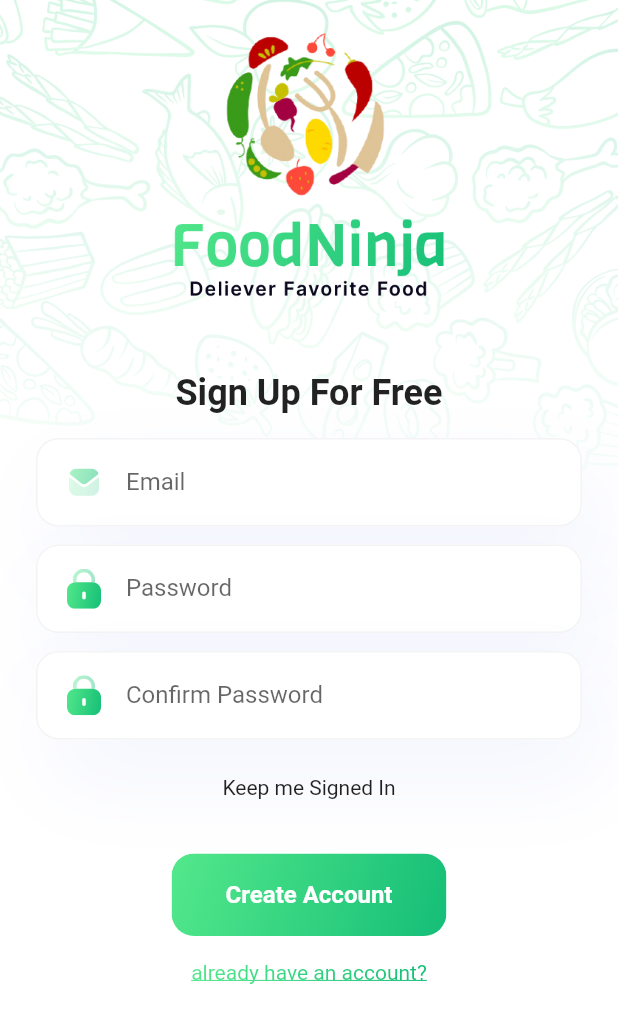
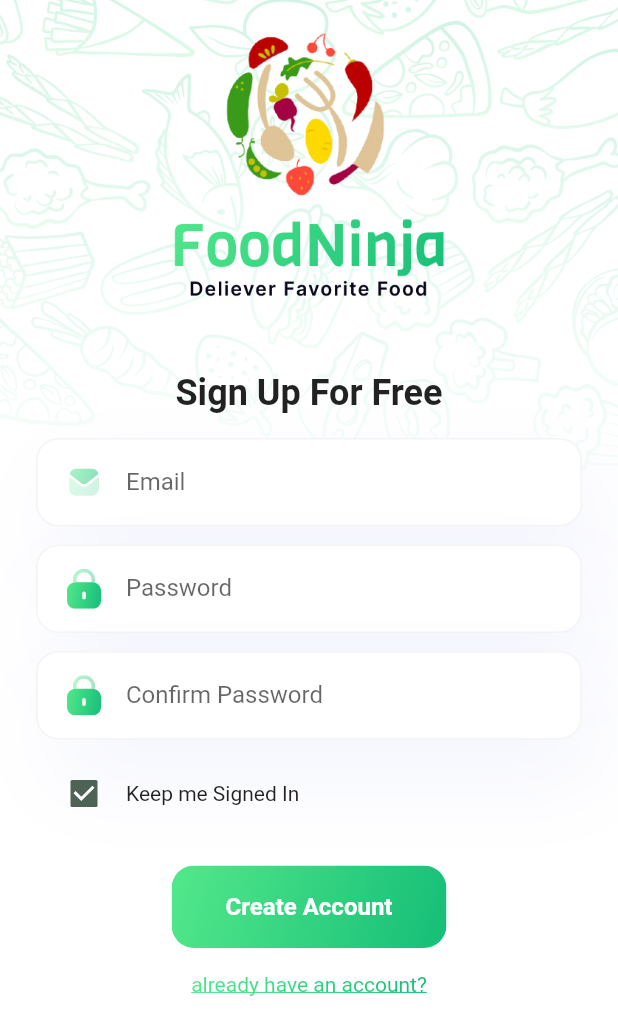
Before and after one commit to cafrias/food_ninja, a Flutter app: the screen it shows after launch, on a phone screen of 412 x 824 dp. Shown: the top 1035 px of the screen. Run offline on Flutter 3.47's test engine with Material 2 defaults, Android fonts, the phone set to English and light mode, and no system bars; our stand-ins replace flutter_svg.

Commit message:
chore: add Food Checkbox widget

```diff
--- /dev/null
+++ b/lib/widgets/food_checkbox.dart
@@ -0,0 +1,38 @@
+import 'package:flutter/material.dart';
+
+class FoodCheckbox extends StatelessWidget {
+  final String label;
+  final bool value;
+  final void Function(bool? value) onChanged;
+
+  const FoodCheckbox({
+    super.key,
+    required this.label,
+    required this.value,
+    required this.onChanged,
+  });
+
+  @override
+  Widget build(BuildContext context) {
+    return Row(
+      mainAxisAlignment: MainAxisAlignment.start,
+      children: [
+        Checkbox(
+          onChanged: onChanged,
+          value: value,
+          semanticLabel: label,
+        ),
+        InkWell(
+          onTap: () {
+            onChanged(!value);
+          },
+          child: Padding(
+            padding:
+                const EdgeInsets.only(left: 4, top: 12, right: 12, bottom: 12),
+            child: Text(label),
+          ),
+        ),
+      ],
+    );
+  }
+}
--- a/lib/widgets/forms/sign_up_form.dart
+++ b/lib/widgets/forms/sign_up_form.dart
@@ -1,6 +1,7 @@
 import 'package:flutter/material.dart';
 import 'package:food_ninja/styles/tokens.dart';
 import 'package:food_ninja/utils/gradient_text.dart';
+import 'package:food_ninja/widgets/food_checkbox.dart';
 import 'package:food_ninja/widgets/food_text_field.dart';
 import 'package:food_ninja/widgets/icons/email_icon.dart';
 import 'package:food_ninja/widgets/icons/lock_icon.dart';
@@ -54,11 +55,20 @@ class _SignUpFormState extends State<SignUpForm> {
               },
             ),
             const SizedBox(
+              height: 12,
+            ),
+            Padding(
+              padding: const EdgeInsetsDirectional.only(start: 8.0),
+              child: FoodCheckbox(
+                label: 'Keep me Signed In',
+                onChanged: (val) {
+                  print('Changed to: $val');
+                },
+                value: true,
+              ),
+            ),
+            const SizedBox(
               height: 24,
-            ),
-            Checkbox(label: 'Keep me Signed In', onChange: () {}),
-            const SizedBox(
-              height: 36,
             ),
             MainActionButton(
               label: 'Create Account',
@@ -99,21 +109,3 @@ class LinkButton extends StatelessWidget {
     );
   }
 }
-
-class Checkbox extends StatelessWidget {
-  final bool selected;
-  final VoidCallback onChange;
-  final String label;
-
-  const Checkbox({
-    super.key,
-    required this.label,
-    required this.onChange,
-    this.selected = false,
-  });
-
-  @override
-  Widget build(BuildContext context) {
-    return Text(label);
-  }
-}
```
